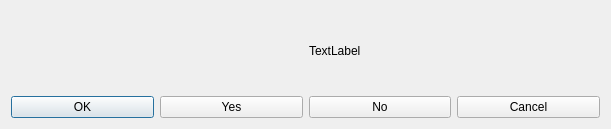
Old version of the form src/GrumpyIRC/messagebox.ui in the repository grumpy-irc/grumpy.
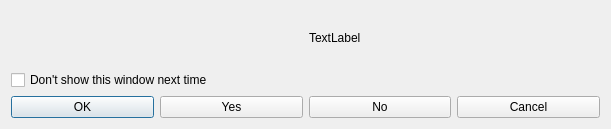
New version of the form.

```diff
--- a/src/GrumpyIRC/messagebox.ui
+++ b/src/GrumpyIRC/messagebox.ui
@@ -32,6 +32,13 @@
      </item>
     </layout>
    </item>
+   <item>
+    <widget class="QCheckBox" name="checkBox">
+     <property name="text">
+      <string>Don't show this window next time</string>
+     </property>
+    </widget>
+   </item>
    <item>
     <layout class="QHBoxLayout" name="horizontalLayout_2">
      <item>
```
